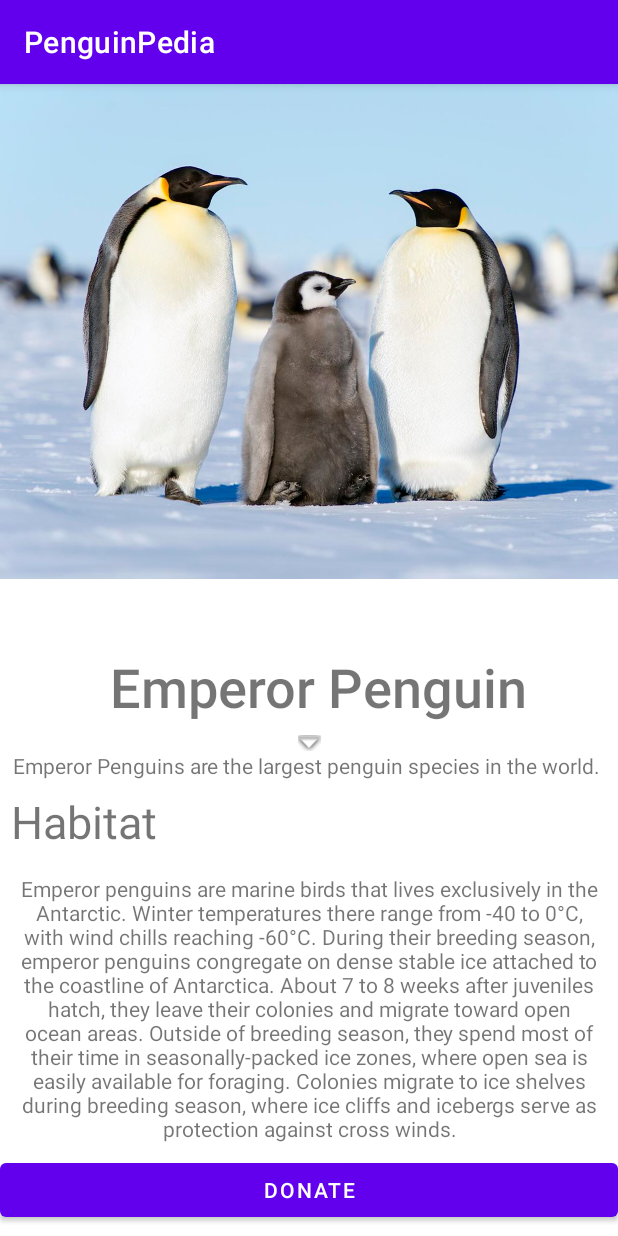
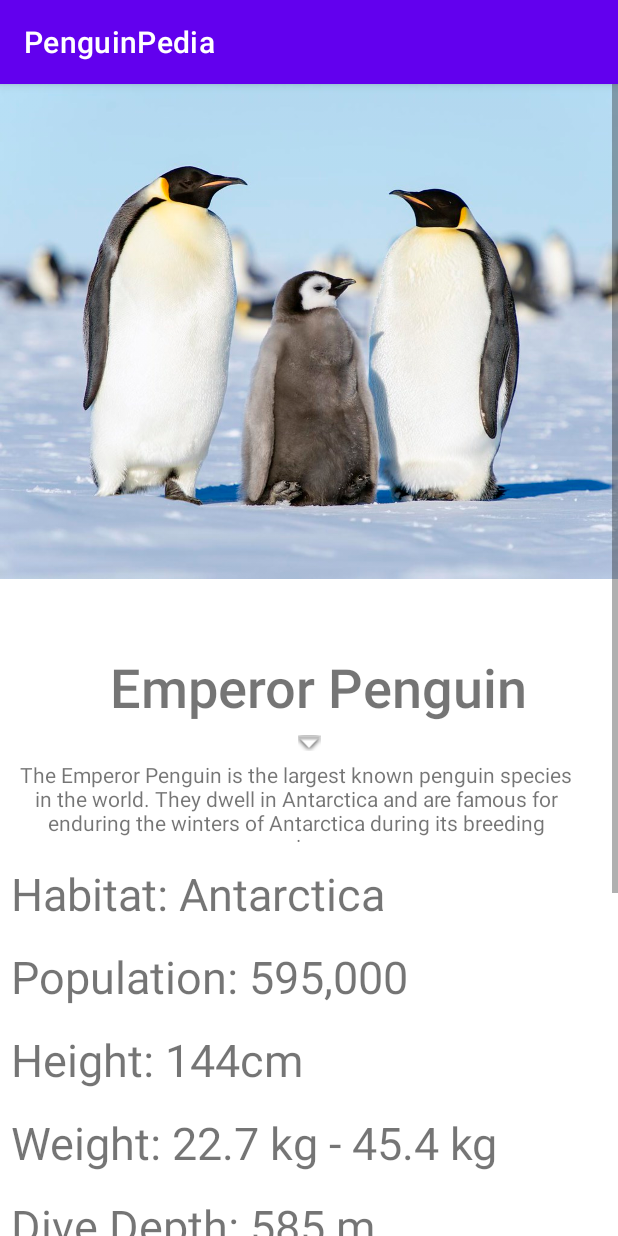
Before and after one commit to JamesFloyd-Pen/PenguinPedia, an Android app: the Example_EmperorPenguin screen opened directly, with no data from a screen before it, on a phone screen of 412 x 824 dp. Run offline under Robolectric (Android 15) with nearby library versions, the phone set to English and light mode, and no system bars.

Commit message:
Update 5/7
Updated Prototype of the first Penguin Entry. As a simple statblock of the emperor penguin.

```diff
--- a/app/src/main/AndroidManifest.xml
+++ b/app/src/main/AndroidManifest.xml
@@ -27,7 +27,7 @@
         -->
         <meta-data
             android:name="com.google.android.geo.API_KEY"
-            android:value="@string/google_maps_key" />
+            android:value="@string/google_api_key" />
 
         <activity
             android:name=".PenguinMapLocationActivity"
--- a/app/src/main/res/layout/activity_example__emperor_penguin.xml
+++ b/app/src/main/res/layout/activity_example__emperor_penguin.xml
@@ -52,10 +52,18 @@
 
             <TextView
                 android:id="@+id/Description"
-                android:layout_width="match_parent"
-                android:layout_height="wrap_content"
+                android:layout_width="383dp"
+                android:layout_height="55dp"
+                android:layout_margin="6dp"
+                android:layout_marginStart="6dp"
+                android:layout_marginLeft="6dp"
+                android:layout_marginTop="6dp"
+                android:layout_marginEnd="6dp"
+                android:layout_marginRight="6dp"
+                android:layout_marginBottom="6dp"
                 android:gravity="center"
-                android:text="Emperor Penguins are the largest penguin species in the world. " />
+                android:text="The Emperor Penguin is the largest known penguin species in the world. They dwell in Antarctica and are famous for enduring the winters of Antarctica during its breeding session.
+ " />
 
             <TextView
                 android:id="@+id/Location"
@@ -68,11 +76,11 @@
                 android:layout_marginEnd="5dp"
                 android:layout_marginRight="5dp"
                 android:layout_marginBottom="5dp"
-                android:text="Habitat"
+                android:text="Habitat: Antarctica"
                 android:textSize="30sp" />
 
             <TextView
-                android:id="@+id/LocationDescription"
+                android:id="@+id/population"
                 android:layout_width="match_parent"
                 android:layout_height="wrap_content"
                 android:layout_margin="7dp"
@@ -82,8 +90,106 @@
                 android:layout_marginEnd="5dp"
                 android:layout_marginRight="5dp"
                 android:layout_marginBottom="5dp"
-                android:gravity="center"
-                android:text="Emperor penguins are marine birds that lives exclusively in the Antarctic. Winter temperatures there range from -40 to 0°C, with wind chills reaching -60°C. During their breeding season, emperor penguins congregate on dense stable ice attached to the coastline of Antarctica. About 7 to 8 weeks after juveniles hatch, they leave their colonies and migrate toward open ocean areas. Outside of breeding season, they spend most of their time in seasonally-packed ice zones, where open sea is easily available for foraging. Colonies migrate to ice shelves during breeding season, where ice cliffs and icebergs serve as protection against cross winds." />
+                android:text="Population: 595,000 "
+                android:textSize="30sp" />
+
+            <TextView
+                android:id="@+id/height"
+                android:layout_width="match_parent"
+                android:layout_height="wrap_content"
+                android:layout_margin="7dp"
+                android:layout_marginStart="5dp"
+                android:layout_marginLeft="5dp"
+                android:layout_marginTop="5dp"
+                android:layout_marginEnd="5dp"
+                android:layout_marginRight="5dp"
+                android:layout_marginBottom="5dp"
+                android:text="Height: 144cm "
+                android:textSize="30sp" />
+
+            <TextView
+                android:id="@+id/weight"
+                android:layout_width="match_parent"
+                android:layout_height="wrap_content"
+                android:layout_margin="7dp"
+                android:layout_marginStart="5dp"
+                android:layout_marginLeft="5dp"
+                android:layout_marginTop="5dp"
+                android:layout_marginEnd="5dp"
+                android:layout_marginRight="5dp"
+                android:layout_marginBottom="5dp"
+                android:text="Weight: 22.7 kg - 45.4 kg "
+                android:textSize="30sp" />
+
+            <TextView
+                android:id="@+id/diveDepth"
+                android:layout_width="match_parent"
+                android:layout_height="wrap_content"
+                android:layout_margin="7dp"
+                android:layout_marginStart="5dp"
+                android:layout_marginLeft="5dp"
+                android:layout_marginTop="5dp"
+                android:layout_marginEnd="5dp"
+                android:layout_marginRight="5dp"
+                android:layout_marginBottom="5dp"
+                android:text="Dive Depth: 585 m "
+                android:textSize="30sp" />
+
+            <TextView
+                android:id="@+id/swimSpeed"
+                android:layout_width="match_parent"
+                android:layout_height="wrap_content"
+                android:layout_margin="7dp"
+                android:layout_marginStart="5dp"
+                android:layout_marginLeft="5dp"
+                android:layout_marginTop="5dp"
+                android:layout_marginEnd="5dp"
+                android:layout_marginRight="5dp"
+                android:layout_marginBottom="5dp"
+                android:text="Swim Speed: 11 KM "
+                android:textSize="30sp" />
+
+            <TextView
+                android:id="@+id/diet"
+                android:layout_width="match_parent"
+                android:layout_height="wrap_content"
+                android:layout_margin="7dp"
+                android:layout_marginStart="5dp"
+                android:layout_marginLeft="5dp"
+                android:layout_marginTop="5dp"
+                android:layout_marginEnd="5dp"
+                android:layout_marginRight="5dp"
+                android:layout_marginBottom="5dp"
+                android:text="Diet: Fish, Krill, and Squid "
+                android:textSize="30sp" />
+
+            <TextView
+                android:id="@+id/predators"
+                android:layout_width="match_parent"
+                android:layout_height="wrap_content"
+                android:layout_margin="7dp"
+                android:layout_marginStart="5dp"
+                android:layout_marginLeft="5dp"
+                android:layout_marginTop="5dp"
+                android:layout_marginEnd="5dp"
+                android:layout_marginRight="5dp"
+                android:layout_marginBottom="5dp"
+                android:text="Predators: Leopard Seals, Orcas, Petrel "
+                android:textSize="30sp" />
+
+            <TextView
+                android:id="@+id/eggs"
+                android:layout_width="match_parent"
+                android:layout_height="wrap_content"
+                android:layout_margin="7dp"
+                android:layout_marginStart="5dp"
+                android:layout_marginLeft="5dp"
+                android:layout_marginTop="5dp"
+                android:layout_marginEnd="5dp"
+                android:layout_marginRight="5dp"
+                android:layout_marginBottom="5dp"
+                android:text="Eggs Laid: One "
+                android:textSize="30sp" />
 
             <Button
                 android:id="@+id/donationButton"
--- a/app/src/main/res/values/strings.xml
+++ b/app/src/main/res/values/strings.xml
@@ -28,6 +28,6 @@
     <string name="macaroni_penguin">Macaroni Penguin</string>
     <string name="title_activity_penguin_map_location">Map</string>
 
-    <string name="google_api_key"> AIzaSyDENSnvenHl2rJ4t2cS2la-sdlFXEJFTBU</string>
+    <string name="google_api_key">AIzaSyDENSnvenHl2rJ4t2cS2la-sdlFXEJFTBU</string>
 
 </resources>
```
